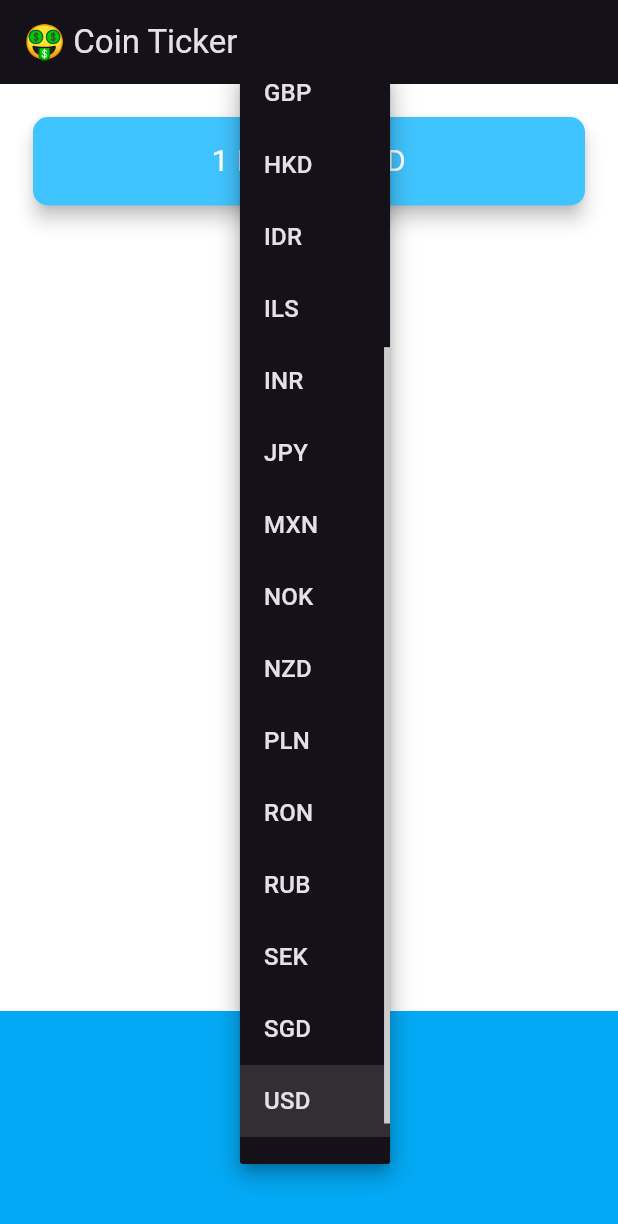
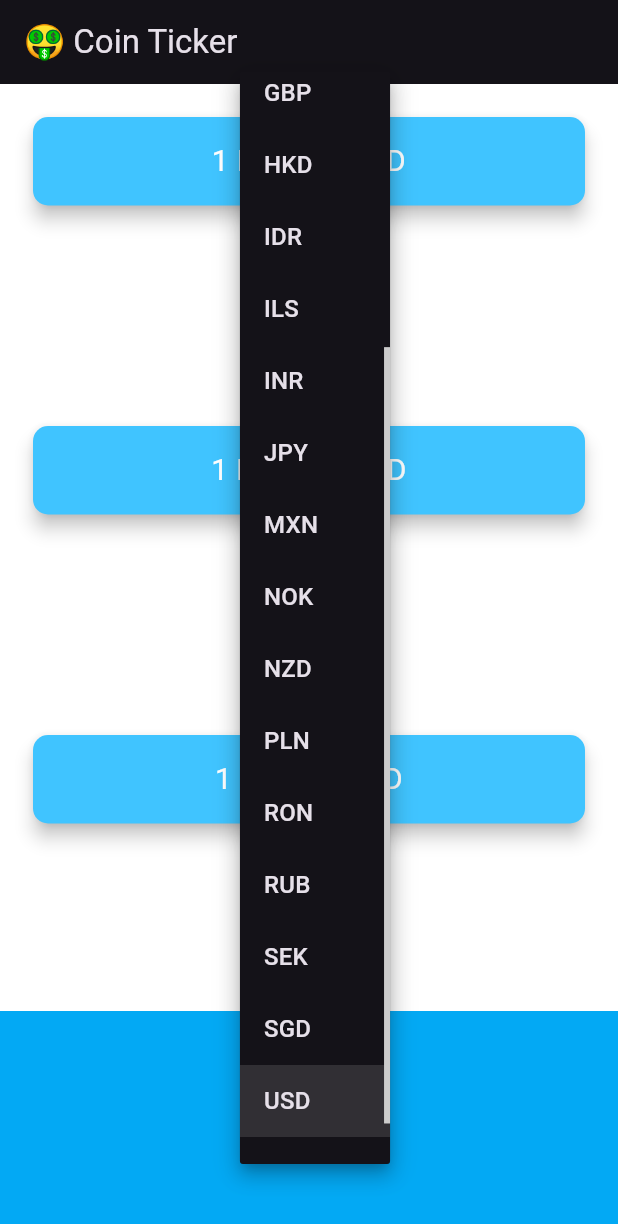
Before and after one commit to fabriccio27/flutter-crypto-ticker, a Flutter app: the screen it shows after launch, after a tap on "USD", on a phone screen of 412 x 824 dp. Shown: the top 1224 px of the screen. Run offline on Flutter 3.47's test engine with Material 3 defaults, Android fonts, the phone set to English and light mode, and no system bars; network calls fail.

Commit message:
Return rates for different coins

```diff
--- a/lib/coin_data.dart
+++ b/lib/coin_data.dart
@@ -39,4 +39,23 @@ class CoinData {
     dynamic response = await requestsHelper.getData(url);
     return response['rate'].toString();
   }
+
+  Future<Map> getExchangeRates(String currency) async {
+    Uri btcUrl = Uri.https('rest.coinapi.io', '/v1/exchangerate/BTC/$currency');
+    Uri ethUrl = Uri.https('rest.coinapi.io', '/v1/exchangerate/ETH/$currency');
+    Uri ltcUrl = Uri.https('rest.coinapi.io', '/v1/exchangerate/LTC/$currency');
+    dynamic values = await Future.wait([
+      requestsHelper.getData(btcUrl),
+      requestsHelper.getData(ethUrl),
+      requestsHelper.getData(ltcUrl)
+    ]);
+    String btcRate = values[0]['rate'].toString();
+    String ethRate = values[1]['rate'].toString();
+    String ltcRate = values[2]['rate'].toString();
+    return {
+      'BTC': btcRate,
+      'ETH': ethRate,
+      'LTC': ltcRate
+    };
+  }
 }
--- a/lib/price_screen.dart
+++ b/lib/price_screen.dart
@@ -13,33 +13,35 @@ class PriceScreen extends StatefulWidget {
 
 class _PriceScreenState extends State<PriceScreen> {
   String selectedCurrency = 'USD';
-  String exchangeRate = '?';
+  String btcExchangeRate = '?';
+  String ethExchangeRate = '?';
+  String ltcExchangeRate = '?';
   CoinData coinService = CoinData();
 
   @override
   initState(){
     super.initState();
-    getTickerData();
+    getInitialTickersData();
   }
 
   void onCurrencyChange(dynamic newCurrency) async {
-    String responseRate = await coinService.getExchangeRate(newCurrency);
+    Map responseRates = await coinService.getExchangeRates(newCurrency);
     setState(() {
       selectedCurrency = newCurrency.toString();
-      exchangeRate = responseRate;
+      btcExchangeRate = responseRates['BTC'];
+      ethExchangeRate = responseRates['ETH'];
+      ltcExchangeRate = responseRates['LTC'];
     });
   }
 
-
-  void getTickerData() async {
-    String responseRate = await coinService.getExchangeRate(selectedCurrency);
+  void getInitialTickersData() async {
+    Map responseRates = await coinService.getExchangeRates(selectedCurrency);
     setState(() {
-      exchangeRate = responseRate;
+      btcExchangeRate = responseRates['BTC'];
+      ethExchangeRate = responseRates['ETH'];
+      ltcExchangeRate = responseRates['LTC'];
     });
   }
-
-  // then we need to resolve multiple promises/ futures at the same time
-
 
   DropdownButton getRegularDropdown() {
    return DropdownButton(
@@ -52,7 +54,6 @@ class _PriceScreenState extends State<PriceScreen> {
   }
 
   CupertinoPicker iOSPicker() {
-
     return CupertinoPicker(
       itemExtent: 32,
       onSelectedItemChanged: onCurrencyChange,
@@ -77,27 +78,9 @@ class _PriceScreenState extends State<PriceScreen> {
         mainAxisAlignment: MainAxisAlignment.spaceBetween,
         crossAxisAlignment: CrossAxisAlignment.stretch,
         children: <Widget>[
-          Padding(
-            padding: const EdgeInsets.fromLTRB(18.0, 18.0, 18.0, 0),
-            child: Card(
-              color: Colors.lightBlueAccent,
-              elevation: 5.0,
-              shape: RoundedRectangleBorder(
-                borderRadius: BorderRadius.circular(10.0),
-              ),
-              child: Padding(
-                padding: const EdgeInsets.symmetric(vertical: 15.0, horizontal: 28.0),
-                child: Text(
-                  '1 BTC = $exchangeRate $selectedCurrency',
-                  textAlign: TextAlign.center,
-                  style: const TextStyle(
-                    fontSize: 20.0,
-                    color: Colors.white,
-                  ),
-                ),
-              ),
-            ),
-          ),
+          CryptoRate(exchangeRate: btcExchangeRate, selectedCurrency: selectedCurrency, coin: 'BTC'),
+          CryptoRate(exchangeRate: ethExchangeRate, selectedCurrency: selectedCurrency, coin: 'ETH'),
+          CryptoRate(exchangeRate: ltcExchangeRate, selectedCurrency: selectedCurrency, coin: 'LTC'),
           Container(
             height: 150.0,
             alignment: Alignment.center,
@@ -110,3 +93,41 @@ class _PriceScreenState extends State<PriceScreen> {
     );
   }
 }
+
+class CryptoRate extends StatelessWidget {
+  const CryptoRate({
+    super.key,
+    required this.exchangeRate,
+    required this.selectedCurrency,
+    required this.coin,
+  });
+
+  final String exchangeRate;
+  final String selectedCurrency;
+  final String coin;
+
+  @override
+  Widget build(BuildContext context) {
+    return Padding(
+      padding: const EdgeInsets.fromLTRB(18.0, 18.0, 18.0, 0),
+      child: Card(
+        color: Colors.lightBlueAccent,
+        elevation: 5.0,
+        shape: RoundedRectangleBorder(
+          borderRadius: BorderRadius.circular(10.0),
+        ),
+        child: Padding(
+          padding: const EdgeInsets.symmetric(vertical: 15.0, horizontal: 28.0),
+          child: Text(
+            '1 $coin = $exchangeRate $selectedCurrency',
+            textAlign: TextAlign.center,
+            style: const TextStyle(
+              fontSize: 20.0,
+              color: Colors.white,
+            ),
+          ),
+        ),
+      ),
+    );
+  }
+}
```
